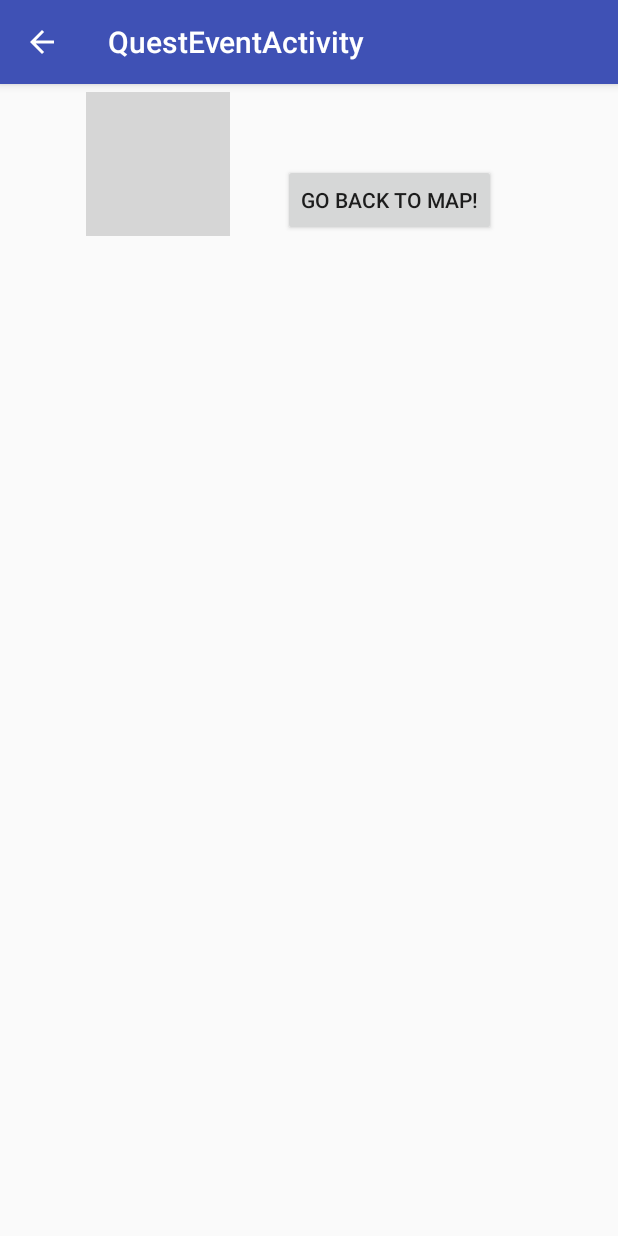
After one commit to qweryty/WelcomeToMoscow, an Android app: the QuestEventActivity screen opened directly, with no data from a screen before it, on a phone screen of 412 x 824 dp. The commit adds this screen. Run offline under Robolectric (Android 15) with nearby library versions, the phone set to English and light mode, and no system bars; 1 statement that could not run was skipped; grey boxes are pictures that could not be loaded.

Commit message:
Quest events appear when player approaches. Event info is displayed in new activity.

```diff
--- /dev/null
+++ b/Src/app/src/main/java/newteam2/welcometomoscow/QuestEventActivity.java
@@ -0,0 +1,35 @@
+package newteam2.welcometomoscow;
+
+import android.os.Bundle;
+import android.support.v7.app.AppCompatActivity;
+import android.view.View;
+import android.widget.TextView;
+
+public class QuestEventActivity extends AppCompatActivity {
+    private QuestEvent currentEvent;
+
+    @Override
+    protected void onCreate(Bundle savedInstanceState) {
+        super.onCreate(savedInstanceState);
+        setContentView(R.layout.activity_quest_event);
+
+        // To avoid: http://www.developerphil.com/dont-store-data-in-the-application-object/
+        // Get quest info, from choose quest activity
+        MainApplication app = (MainApplication) getApplication();
+        currentEvent = app.getCurrentQuestEvent();
+        if (currentEvent == null) {
+            // There is no event, just go back to "map"
+            finish();
+            return;
+        }
+
+        TextView event_text = (TextView) findViewById( R.id.event_text );
+        event_text.setText(currentEvent.text);
+    }
+
+
+    public void ButtonClickBackToMap(View view) {
+        // finish this activity (just showing info) and get back to map
+        finish();
+    }
+}
--- /dev/null
+++ b/Src/app/src/main/res/layout/activity_quest_event.xml
@@ -0,0 +1,49 @@
+<?xml version="1.0" encoding="utf-8"?>
+
+<RelativeLayout xmlns:android="http://schemas.android.com/apk/res/android"
+    xmlns:app="http://schemas.android.com/apk/res-auto"
+    xmlns:tools="http://schemas.android.com/tools"
+    android:id="@+id/activity_quest_event"
+    android:layout_width="match_parent"
+    android:layout_height="match_parent"
+    android:fitsSystemWindows="true"
+    tools:context="newteam2.welcometomoscow.QuestEventActivity">
+
+    <TextView
+        android:text=""
+        android:layout_width="wrap_content"
+        android:layout_height="wrap_content"
+        android:layout_alignParentTop="true"
+        android:layout_marginTop="124dp"
+        android:id="@+id/event_text"
+        android:layout_alignParentRight="true"
+        android:layout_alignParentEnd="true"
+        android:layout_alignParentBottom="true"
+        android:layout_alignParentLeft="true"
+        android:layout_alignParentStart="true" />
+
+    <Button
+        android:text="@string/go_back_to_map"
+        android:layout_width="wrap_content"
+        android:layout_height="wrap_content"
+        android:layout_alignParentTop="true"
+        android:layout_alignParentRight="true"
+        android:layout_alignParentEnd="true"
+        android:layout_marginRight="81dp"
+        android:layout_marginEnd="81dp"
+        android:layout_marginTop="53dp"
+        android:id="@+id/button_goto_map"
+        android:onClick="ButtonClickBackToMap" />
+
+    <ImageView
+        android:layout_width="wrap_content"
+        android:layout_height="wrap_content"
+        app:srcCompat="@drawable/common_ic_googleplayservices"
+        android:layout_alignBottom="@+id/button_goto_map"
+        android:layout_alignParentLeft="true"
+        android:layout_alignParentStart="true"
+        android:layout_marginLeft="57dp"
+        android:layout_marginStart="57dp"
+        android:id="@+id/imageView"
+        android:contentDescription="@string/picture_of_the_quest_event_area" />
+</RelativeLayout>
--- a/Src/app/src/main/res/values/strings.xml
+++ b/Src/app/src/main/res/values/strings.xml
@@ -7,4 +7,7 @@
     <string name="ask_gps_dialog">This app works better with GPS enabled. Turn on GPS now?</string>
     <string name="answer_yes">yes</string>
     <string name="answer_no">no</string>
+    <string name="title_activity_quest_event">QuestEventActivity</string>
+    <string name="go_back_to_map">Go back to map!</string>
+    <string name="picture_of_the_quest_event_area">Picture of the quest event area</string>
 </resources>
```
Also changed, not shown: Src/app/src/main/AndroidManifest.xml (+11 -3 lines), Src/app/src/main/java/newteam2/welcometomoscow/MainActivity.java (+60 -11 lines), Src/app/src/main/java/newteam2/welcometomoscow/MainApplication.java (+17 -1 lines), Src/app/src/main/java/newteam2/welcometomoscow/MapsActivity.java (+68 -28 lines), Src/app/src/main/java/newteam2/welcometomoscow/PlayerData.java (added, +11 -0 lines), Src/app/src/main/java/newteam2/welcometomoscow/QuestEvent.java (added, +25 -0 lines), Src/app/src/main/java/newteam2/welcometomoscow/QuestEventPredicate.java (added, +17 -0 lines), Src/app/src/main/java/newteam2/welcometomoscow/QuestInfo.java (+8 -2 lines).
